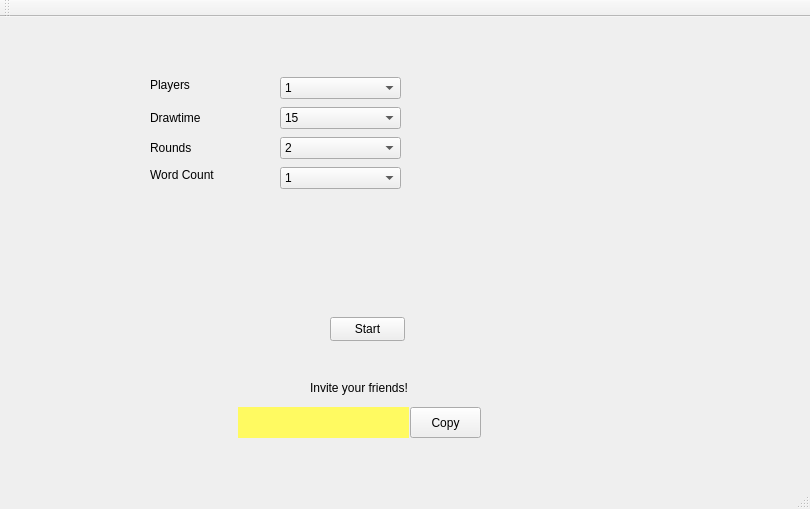
The window that Gartic-Frontend/Gartic-Frontend/HostRoom.ui (rusuuu/Professional-Googlers) describes before a commit, drawn with Qt 5.
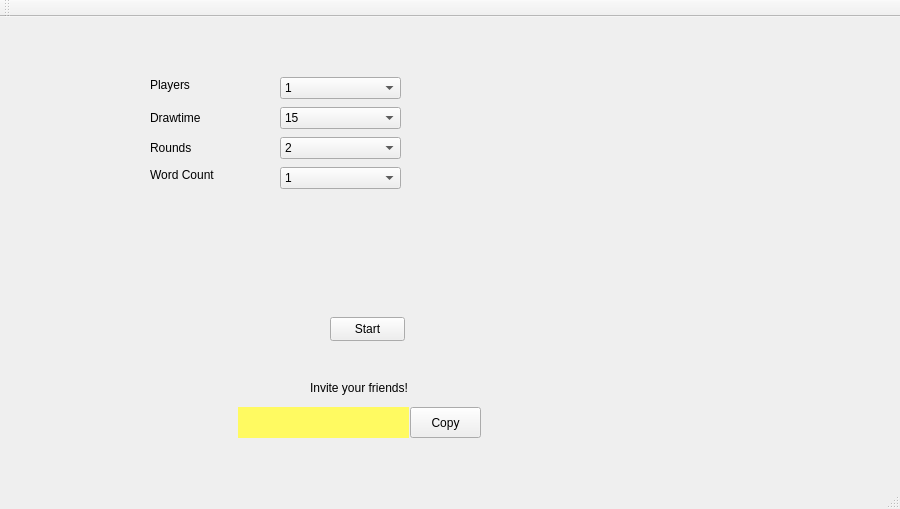
The same window after the commit.

Commit message: Created Main Menu window

The edit to the form file:
```diff
--- a/Gartic-Frontend/Gartic-Frontend/HostRoom.ui
+++ b/Gartic-Frontend/Gartic-Frontend/HostRoom.ui
@@ -6,7 +6,7 @@
    <rect>
     <x>0</x>
     <y>0</y>
-    <width>810</width>
+    <width>900</width>
     <height>509</height>
    </rect>
   </property>
```
Left out of the diff: 2 changed lines with no effect on the pictures. The commit also changes 3 other files.
